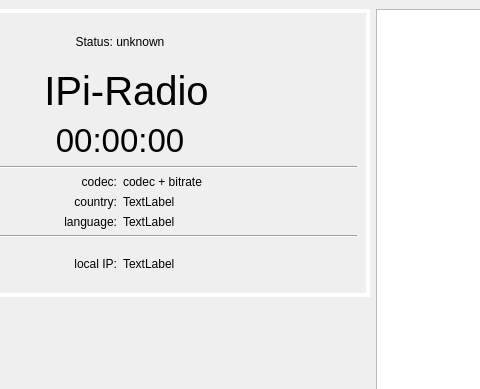
Old version of the form src/1024x600_v2.ui in the repository IPi-Radio/IPi-Radio; both pictures show x 139 to 619 and y 0 to 389 of the 1024 by 600 pixel window.
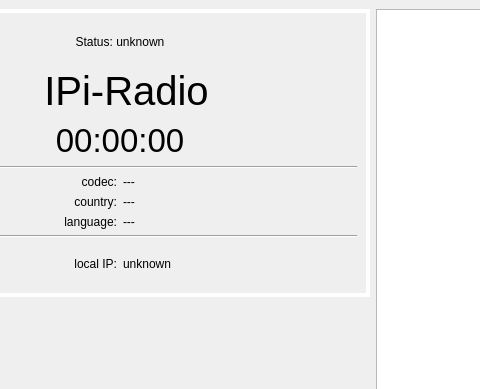
New version of the form.

What changed in the file:
```diff
--- a/src/1024x600_v2.ui
+++ b/src/1024x600_v2.ui
@@ -134,21 +134,21 @@
            <item row="1" column="1">
             <widget class="QLabel" name="label_4">
              <property name="text">
-              <string>TextLabel</string>
+              <string>---</string>
              </property>
             </widget>
            </item>
            <item row="2" column="1">
             <widget class="QLabel" name="label_6">
              <property name="text">
-              <string>TextLabel</string>
+              <string>---</string>
              </property>
             </widget>
            </item>
            <item row="0" column="1">
             <widget class="QLabel" name="label_2">
              <property name="text">
-              <string>codec + bitrate</string>
+              <string>---</string>
              </property>
             </widget>
            </item>
@@ -196,7 +196,7 @@
            <item>
             <widget class="QLabel" name="label_8">
              <property name="text">
-              <string>TextLabel</string>
+              <string>unknown</string>
              </property>
             </widget>
            </item>
```
Left out of the diff: 8 changed lines with no effect on the pictures.
